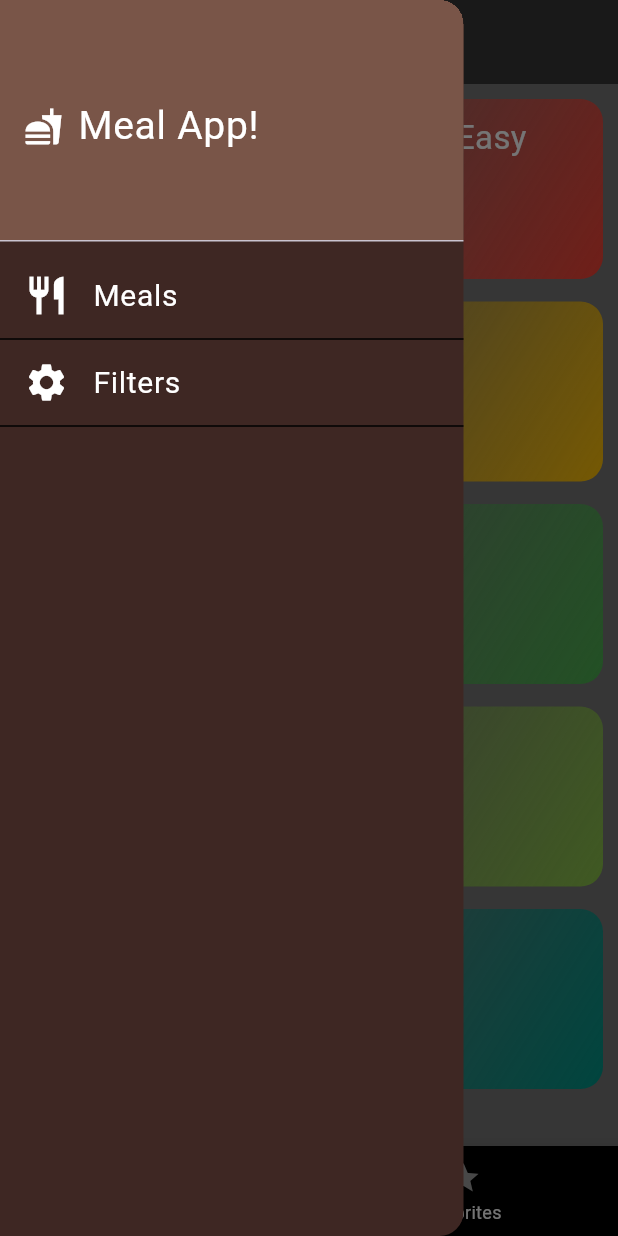
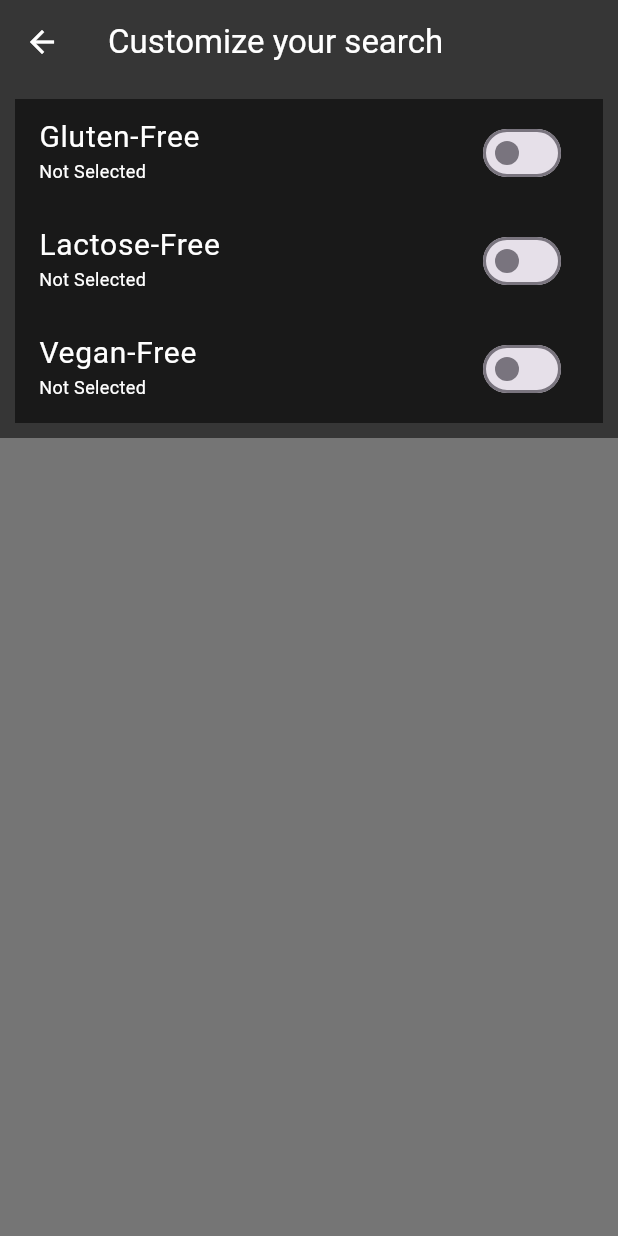
Before and after one commit to UmerMujtaba/Meal_App, a Flutter app: the screen it shows after launch, in the side drawer, after a tap on "Filters", on a phone screen of 412 x 824 dp. Run offline on Flutter 3.47's test engine with Material 3 defaults, Android fonts, the phone set to English and light mode, and no system bars.

```diff
--- a/lib/components/drawer.dart
+++ b/lib/components/drawer.dart
@@ -65,7 +65,9 @@ class _DraweerState extends State<Draweer> {
                   'Filters',
                   style: TextStyle(color: Colors.white, fontSize: 20),
                 ),
-                onTap: () {},
+                onTap: () {
+                  Navigator.pushNamed(context, 'filter');
+                },
               ),
               const Divider(height: 2, color: Colors.black),
             ],
--- /dev/null
+++ b/lib/components/list.dart
@@ -0,0 +1,41 @@
+import 'package:flutter/material.dart';
+
+class MyListItems extends StatefulWidget {
+  final String title;
+
+  const MyListItems({Key? key, required this.title}) : super(key: key);
+
+  @override
+  State<MyListItems> createState() => _MyListItemsState();
+}
+
+class _MyListItemsState extends State<MyListItems> {
+  bool isSelected = false;
+
+  void toggleSwitch(bool value) {
+    setState(() {
+      isSelected = !isSelected;
+    });
+  }
+
+  @override
+  Widget build(BuildContext context) {
+    //final <List>name;
+    return ListTile(
+      tileColor: isSelected ? Colors.brown : Colors.black54,
+      title: Text(
+        widget.title,
+        style: const TextStyle(color: Colors.white,fontSize: 20),
+      ),
+      subtitle: Text(
+        isSelected ? "Selected" : 'Not Selected',
+        style: const TextStyle(color: Colors.white,fontSize: 12),
+      ),
+      trailing: Switch(
+        onChanged: toggleSwitch,
+        value: isSelected,
+        activeColor: Colors.blue,
+      ),
+    );
+  }
+}
--- a/lib/main.dart
+++ b/lib/main.dart
@@ -1,10 +1,12 @@
 import 'package:flutter/material.dart';
+import 'package:mealapp/components/list.dart';
 import 'package:mealapp/screens/asian/detail_screen.dart';
 import 'package:mealapp/screens/asian_screen.dart';
 import 'package:mealapp/screens/breakfast/detail_screen.dart';
 import 'package:mealapp/screens/breakfast_screen.dart';
 import 'package:mealapp/screens/exotic/detail_screeen.dart';
 import 'package:mealapp/screens/exotic_screen.dart';
+import 'package:mealapp/screens/filter_screen.dart';
 import 'package:mealapp/screens/french/detail_screen.dart';
 import 'package:mealapp/screens/french_screen.dart';
 import 'package:mealapp/screens/german/details_screen.dart';
@@ -19,6 +21,7 @@ import 'package:mealapp/screens/quick/detail_screen.dart';
 import 'package:mealapp/screens/quick_screen.dart';
 import 'package:mealapp/screens/summer/detail_screen.dart';
 import 'package:mealapp/screens/summer_screen.dart';
+import 'data/dummy_data.dart';
 import 'models/cateogry_screen.dart';
 import 'screens/favorites_screen.dart';
 
@@ -37,26 +40,41 @@ class MyApp extends StatelessWidget {
       routes: {
         '/': (context) => const HomeScreen(),
         '/first': (context) => const FirstScreen(),
-        'italian':(context)=>const ItalianScreen(),
-        'italian_detail':(context)=>const ItalianDetailScreen(),
-        'quick':(context)=>const QuickScreen(),
-        'quick_detail':(context)=>const QuickDetailScreen(),
-        'hamburger':(context)=>const HamburgerScreen(),
-        'hamburger_detail':(context)=>const HamburgerDetailScreen(),
-        'german':(context)=>const GermanScreen(),
-        'german_detail':(context)=>const GermanDetailScreen(),
-        'light':(context)=>const LightScreen(),
-        'light_detail':(context)=> const LightDetailScreen(),
-        'exotic':(context)=>const ExoticScreen(),
-        'exotic_detail':(context)=>const ExoticDetailScreen(),
-        'breakfast':(context)=>const BreakfastScreen(),
-        'breakfast_detail':(context)=>const BreakfastDetailScreen(),
-        'asian':(context)=>const AsianScreen(),
-        'asian_detail': (context)=>const AsianDetailScreen(),
-        'french':(context)=>const FrenchScreen(),
-        'french_detail':(context)=>const FrenchDetailScreen(),
-        'summer':(context)=>const SummerScreen(),
-        'summer_detail':(context)=>const SummerDetailScreen(),
+
+        //Italian Screen
+        'italian': (context) => const ItalianScreen(),
+        'italian_detail': (context) => const ItalianDetailScreen(),
+        //Quick Screen
+        'quick': (context) => const QuickScreen(),
+        'quick_detail': (context) => QuickDetailScreen(meal: dummyMeals[0]),
+        //Hamburger Screen
+        'hamburger': (context) => const HamburgerScreen(),
+        'hamburger_detail': (context) => const HamburgerDetailScreen(),
+        //German Screen
+        'german': (context) => const GermanScreen(),
+        'german_detail': (context) => const GermanDetailScreen(),
+        //Light Screen
+        'light': (context) => const LightScreen(),
+        'light_detail': (context) => LightDetailScreen(meal: dummyMeals[0]),
+        //Exotic Screen
+        'exotic': (context) => const ExoticScreen(),
+        'exotic_detail': (context) => const ExoticDetailScreen(),
+        //Breakfast Screen
+        'breakfast': (context) => const BreakfastScreen(),
+        'breakfast_detail': (context) => const BreakfastDetailScreen(),
+        //Asian Screen
+        'asian': (context) => const AsianScreen(),
+        'asian_detail': (context) => const AsianDetailScreen(),
+        //French Screen
+        'french': (context) => const FrenchScreen(),
+        'french_detail': (context) => const FrenchDetailScreen(),
+        //Summer Screen
+        'summer': (context) => const SummerScreen(),
+        'summer_detail': (context) => SummerDetailScreen(meal: dummyMeals[0]),
+
+        //for drawer
+        'filter': (context)=>const FilterScreen(),
+        'list':(context)=>const MyListItems(title: 'ok'),
       },
     );
   }
--- a/lib/screens/asian/detail_screen.dart
+++ b/lib/screens/asian/detail_screen.dart
@@ -64,7 +64,7 @@ class _AsianDetailScreenState extends State<AsianDetailScreen> {
             Text(
               'Ingredients',
               style: TextStyle(
-                color: Colors.brown[300],
+                color: Colors.orange[500],
                 fontSize: 26,
               ),
             ),
@@ -93,7 +93,7 @@ class _AsianDetailScreenState extends State<AsianDetailScreen> {
             Text(
               'Steps',
               style: TextStyle(
-                color: Colors.brown[300],
+                color: Colors.orange[400],
                 fontSize: 26,
               ),
             ),
--- a/lib/screens/breakfast/detail_screen.dart
+++ b/lib/screens/breakfast/detail_screen.dart
@@ -64,7 +64,7 @@ class _BreakfastDetailScreenState extends State<BreakfastDetailScreen> {
             Text(
               'Ingredients',
               style: TextStyle(
-                color: Colors.brown[300],
+                color: Colors.orange[500],
                 fontSize: 26,
               ),
             ),
@@ -93,7 +93,7 @@ class _BreakfastDetailScreenState extends State<BreakfastDetailScreen> {
             Text(
               'Steps',
               style: TextStyle(
-                color: Colors.brown[300],
+                color: Colors.orange[500],
                 fontSize: 26,
               ),
             ),
--- a/lib/screens/exotic/detail_screeen.dart
+++ b/lib/screens/exotic/detail_screeen.dart
@@ -64,7 +64,7 @@ class _ExoticDetailScreenState extends State<ExoticDetailScreen> {
             Text(
               'Ingredients',
               style: TextStyle(
-                color: Colors.brown[300],
+                color: Colors.orange[500],
                 fontSize: 26,
               ),
             ),
@@ -93,7 +93,7 @@ class _ExoticDetailScreenState extends State<ExoticDetailScreen> {
             Text(
               'Steps',
               style: TextStyle(
-                color: Colors.brown[300],
+                color: Colors.orange[500],
                 fontSize: 26,
               ),
             ),
--- /dev/null
+++ b/lib/screens/filter_screen.dart
@@ -0,0 +1,40 @@
+import 'package:flutter/material.dart';
+
+import '../components/list.dart';
+
+class FilterScreen extends StatefulWidget {
+  const FilterScreen({Key? key}) : super(key: key);
+
+  @override
+  State<FilterScreen> createState() => _FilterScreenState();
+}
+
+class _FilterScreenState extends State<FilterScreen> {
+  final List<String> titles = ['Gluten-Free', 'Lactose-Free', 'Vegan-Free'];
+
+  @override
+  Widget build(BuildContext context) {
+    return Scaffold(
+        backgroundColor: Colors.black54,
+        appBar: AppBar(
+          iconTheme: const IconThemeData(color: Colors.white),
+          backgroundColor: Colors.black54,
+          title: const Text(
+            'Customize your search',
+            style: TextStyle(color: Colors.white, fontSize: 22),
+          ),
+        ),
+        body: Container(
+          color: Colors.black54,
+          child: Padding(
+            padding: const EdgeInsets.all(10),
+            child: ListView.builder(
+                itemCount: titles.length,
+                shrinkWrap: true,
+                itemBuilder: (context, index) {
+                  return MyListItems(title: titles[index]);
+                }),
+          ),
+        ));
+  }
+}
--- a/lib/screens/french/detail_screen.dart
+++ b/lib/screens/french/detail_screen.dart
@@ -64,7 +64,7 @@ class _FrenchDetailScreenState extends State<FrenchDetailScreen> {
             Text(
               'Ingredients',
               style: TextStyle(
-                color: Colors.brown[300],
+                color: Colors.orange[500],
                 fontSize: 26,
               ),
             ),
@@ -93,7 +93,7 @@ class _FrenchDetailScreenState extends State<FrenchDetailScreen> {
             Text(
               'Steps',
               style: TextStyle(
-                color: Colors.brown[300],
+                color: Colors.orange[500],
                 fontSize: 26,
               ),
             ),
--- a/lib/screens/german/details_screen.dart
+++ b/lib/screens/german/details_screen.dart
@@ -64,7 +64,7 @@ class _GermanDetailScreenState extends State<GermanDetailScreen> {
             Text(
               'Ingredients',
               style: TextStyle(
-                color: Colors.brown[300],
+                color: Colors.orange[500],
                 fontSize: 26,
               ),
             ),
@@ -93,7 +93,7 @@ class _GermanDetailScreenState extends State<GermanDetailScreen> {
             Text(
               'Steps',
               style: TextStyle(
-                color: Colors.brown[300],
+                color: Colors.orange[500],
                 fontSize: 26,
               ),
             ),
--- a/lib/screens/hamburger/detail_screen.dart
+++ b/lib/screens/hamburger/detail_screen.dart
@@ -66,7 +66,7 @@ class _HamburgerDetailScreenState extends State<HamburgerDetailScreen> {
             Text(
               'Ingredients',
               style: TextStyle(
-                color: Colors.brown[300],
+                color: Colors.orange[500],
                 fontSize: 26,
               ),
             ),
@@ -95,7 +95,7 @@ class _HamburgerDetailScreenState extends State<HamburgerDetailScreen> {
             Text(
               'Steps',
               style: TextStyle(
-                color: Colors.brown[300],
+                color: Colors.orange[500],
                 fontSize: 26,
               ),
             ),
--- a/lib/screens/italian/detail_screen.dart
+++ b/lib/screens/italian/detail_screen.dart
@@ -64,7 +64,7 @@ class _ItalianDetailScreenState extends State<ItalianDetailScreen> {
             Text(
               'Ingredients',
               style: TextStyle(
-                color: Colors.brown[300],
+                color: Colors.orange[500],
                 fontSize: 26,
               ),
             ),
@@ -93,7 +93,7 @@ class _ItalianDetailScreenState extends State<ItalianDetailScreen> {
             Text(
               'Steps',
               style: TextStyle(
-                color: Colors.brown[300],
+                color: Colors.orange[500],
                 fontSize: 26,
               ),
             ),
--- a/lib/screens/light/detail_screen.dart
+++ b/lib/screens/light/detail_screen.dart
@@ -3,7 +3,8 @@ import '../../data/dummy_data.dart';
 import '../../data/meal.dart';
 
 class LightDetailScreen extends StatefulWidget {
-  const LightDetailScreen({Key? key}) : super(key: key);
+  final Meal meal;
+  const LightDetailScreen({Key? key, required this.meal}) : super(key: key);
 
   @override
   State<LightDetailScreen> createState() => _LightDetailScreenState();
@@ -27,13 +28,14 @@ class _LightDetailScreenState extends State<LightDetailScreen> {
 
   @override
   Widget build(BuildContext context) {
+    final meal = widget.meal;
     return Scaffold(
       backgroundColor: Colors.black54,
       appBar: AppBar(
         iconTheme: const IconThemeData(color: Colors.white),
         backgroundColor: Colors.black54,
         title: Text(
-          meal!.title,
+          meal.title,
           style: const TextStyle(color: Colors.white, fontSize: 22),
         ),
         actions: [
@@ -55,7 +57,7 @@ class _LightDetailScreenState extends State<LightDetailScreen> {
         child: Column(
           children: <Widget>[
             Image.network(
-              meal!.imageUrl,
+              meal.imageUrl,
               width: double.infinity,
               height: 300,
               fit: BoxFit.fill,
@@ -64,13 +66,13 @@ class _LightDetailScreenState extends State<LightDetailScreen> {
             Text(
               'Ingredients',
               style: TextStyle(
-                color: Colors.brown[300],
+                color: Colors.orange[500],
                 fontSize: 26,
               ),
             ),
             ListView.builder(
               shrinkWrap: true,
-              itemCount: meal!.ingredients.length,
+              itemCount: meal.ingredients.length,
               itemBuilder: (BuildContext context, int index) {
                 return Container(
                   margin: const EdgeInsets.symmetric(horizontal: 100),
@@ -78,7 +80,7 @@ class _LightDetailScreenState extends State<LightDetailScreen> {
                   child: ListTile(
                     dense: true,
                     title: Text(
-                      meal!.ingredients[index],
+                      meal.ingredients[index],
                       style: const TextStyle(
                         color: Colors.white,
                         fontSize: 14,
@@ -93,13 +95,13 @@ class _LightDetailScreenState extends State<LightDetailScreen> {
             Text(
               'Steps',
               style: TextStyle(
-                color: Colors.brown[300],
+                color: Colors.orange[500],
                 fontSize: 26,
               ),
             ),
             ListView.builder(
               shrinkWrap: true,
-              itemCount: meal!.steps.length,
+              itemCount: meal.steps.length,
               itemBuilder: (BuildContext context, int index) {
                 return Container(
                   margin: const EdgeInsets.symmetric(horizontal: 50),
@@ -107,7 +109,7 @@ class _LightDetailScreenState extends State<LightDetailScreen> {
                   child: ListTile(
                     dense: true,
                     title: Text(
-                      meal!.steps[index],
+                      meal.steps[index],
                       style: const TextStyle(
                         color: Colors.white,
                         fontSize: 14,
--- a/lib/screens/light_screen.dart
+++ b/lib/screens/light_screen.dart
@@ -1,4 +1,5 @@
 import 'package:flutter/material.dart';
+import 'package:mealapp/screens/light/detail_screen.dart';
 import 'package:mealapp/screens/quick/detail_screen.dart';
 import '../components/bottom_bar.dart';
 import '../components/drawer.dart';
@@ -52,7 +53,7 @@ class _LightScreenState extends State<LightScreen> {
             onTap: () {
               Navigator.of(context).push(
                 MaterialPageRoute(
-                  builder: (ctx) => const QuickDetailScreen(),// meal: meal
+                  builder: (ctx) => LightDetailScreen(meal: mealsHavingC5[index]),// meal: meal
                 ),
               );
             },
--- a/lib/screens/quick_screen.dart
+++ b/lib/screens/quick_screen.dart
@@ -4,8 +4,8 @@ import '../components/bottom_bar.dart';
 import '../components/drawer.dart';
 import '../data/dummy_data.dart';
 import '../data/meal.dart';
+class QuickScreen extends StatefulWidget {
 
-class QuickScreen extends StatefulWidget {
   const QuickScreen({Key? key}) : super(key: key);
 
   @override
@@ -52,7 +52,7 @@ class _QuickScreenState extends State<QuickScreen> {
                         onTap: () {
                           Navigator.of(context).push(
                             MaterialPageRoute(
-                              builder: (ctx) => const QuickDetailScreen(),// meal: meal
+                              builder: (context) => QuickDetailScreen(meal: mealsHavingC2[index]),// meal: meal
                             ),
                           );
                         },
--- a/lib/screens/summer_screen.dart
+++ b/lib/screens/summer_screen.dart
@@ -53,7 +53,7 @@ class _SummerScreenState extends State<SummerScreen> {
             onTap: () {
               Navigator.of(context).push(
                 MaterialPageRoute(
-                  builder: (ctx) => const SummerDetailScreen(),// meal: meal
+                  builder: (ctx) => SummerDetailScreen(meal: mealsHavingC10[index]),// meal: meal
                 ),
               );
             },
```
Also changed, not shown: lib/screens/quick/detail_screen.dart (+21 -22 lines), lib/screens/summer/detail_screen.dart (+19 -22 lines).
